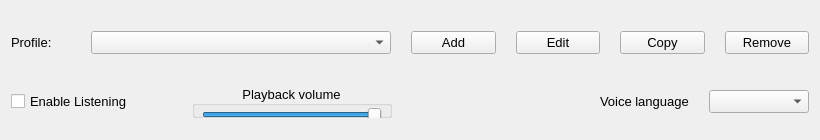
stele95/LinVAM, file src/mainwnd.ui: the form before one commit.
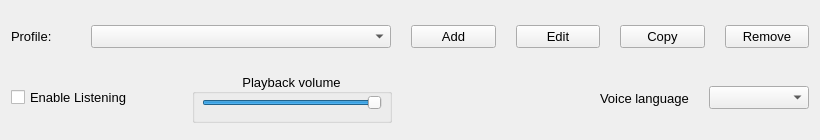
The form after the commit.

Commit message: update size of playback slider box

```diff
--- a/src/mainwnd.ui
+++ b/src/mainwnd.ui
@@ -61,10 +61,16 @@
      </item>
      <item>
       <widget class="QGroupBox" name="groupBox">
+       <property name="sizePolicy">
+        <sizepolicy hsizetype="Preferred" vsizetype="Minimum">
+         <horstretch>0</horstretch>
+         <verstretch>0</verstretch>
+        </sizepolicy>
+       </property>
        <property name="minimumSize">
         <size>
          <width>200</width>
-         <height>0</height>
+         <height>50</height>
         </size>
        </property>
        <property name="title">
```
The commit also changes 1 other file.
